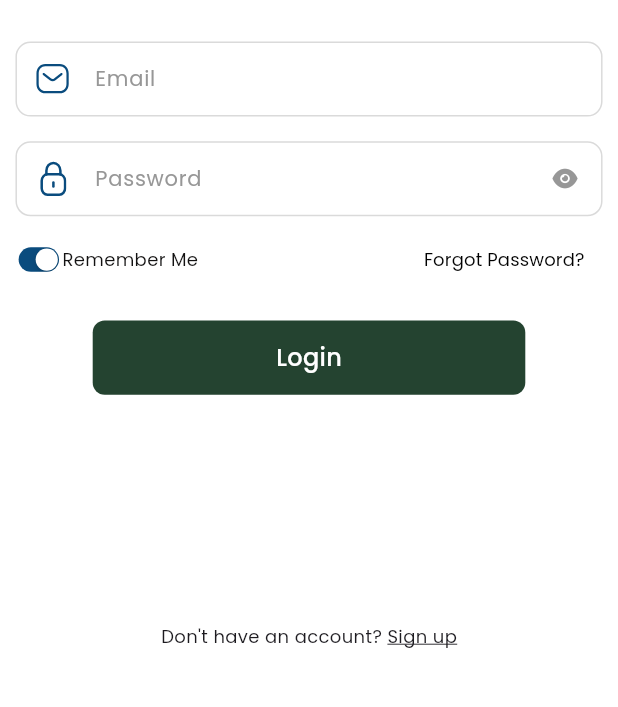
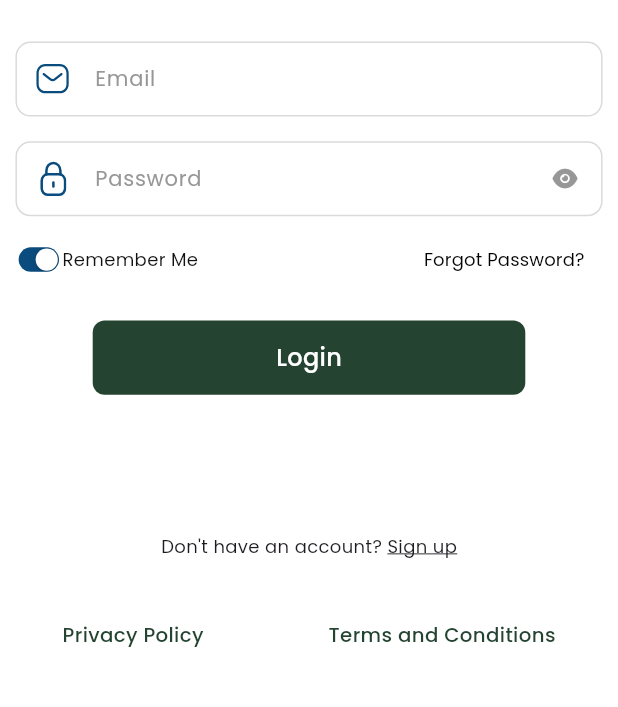
Before and after one commit to ajayphogat/Audition-App_Flutter, a Flutter app: the LoginPage screen opened by its route, on a phone screen of 412 x 824 dp, the part 463-1170 px from its top. Run offline on Flutter 3.47's test engine with Material 3 defaults, Android fonts, the phone set to English and light mode, and no system bars; drawn by our look-alikes of auto_size_text; our stand-ins replace audioplayers, blurrycontainer, cached_network_image, cloud_firestore, file_picker, firebase_auth and 16 more; missing offline and left inert: app_settings, flutter_paypal, video_thumbnail; accounts and stored records are empty; network calls fail; project files that could hold a hidden picture were left out.

Commit message:
privacy policy and TnC added

```diff
--- a/lib/bottomNavigation/bottomNavigationBar.dart
+++ b/lib/bottomNavigation/bottomNavigationBar.dart
@@ -69,7 +69,7 @@ class _BottomNavigationPageState extends State<BottomNavigationPage> {
       ),
       bottomNavigationBar: Container(
         width: screenWidth,
-        height: screenHeight * 0.07,
+        height: screenHeight * 0.075,
         margin: EdgeInsets.only(bottom: screenHeight * 0.01),
         // padding: EdgeInsets.symmetric(horizontal: screenWidth * 0.05),
         decoration: BoxDecoration(
--- a/lib/login/loginPage.dart
+++ b/lib/login/loginPage.dart
@@ -6,6 +6,7 @@ import 'package:first_app/customize/my_flutter_app_icons.dart';
 import 'package:first_app/login/forgotPassword.dart';
 import 'package:first_app/login/signUpPage.dart';
 import 'package:first_app/studio_code/sbottomNavigation/sbottomNavigationBar.dart';
+import 'package:first_app/webview_page/webview_page.dart';
 import 'package:flutter/cupertino.dart';
 import 'package:flutter/material.dart';
 import 'package:flutter_svg/flutter_svg.dart';
@@ -463,6 +464,56 @@ class _LoginPageState extends State<LoginPage> {
                       ),
                     ],
                   ),
+                  SizedBox(height: screenHeight * 0.05),
+                  Row(
+                        mainAxisAlignment: MainAxisAlignment.spaceAround,
+                        children: [
+                          InkWell(
+                            onTap: () {
+                              Navigator.push(
+                                context,
+                                MaterialPageRoute(
+                                  builder: (context) => const WebViewPage(
+                                    pageName: "Privacy Policy",
+                                    url:
+                                        "https://www.freeprivacypolicy.com/live/8174feee-02be-4b05-8785-3091a5c15ce1",
+                                  ),
+                                ),
+                              );
+                            },
+                            child: Text(
+                              "Privacy Policy",
+                              style: TextStyle(
+                                color: greenColor,
+                                fontSize: screenHeight * 0.016,
+                                fontWeight: FontWeight.w500,
+                              ),
+                            ),
+                          ),
+                          InkWell(
+                            onTap: () {
+                              Navigator.push(
+                                context,
+                                MaterialPageRoute(
+                                  builder: (context) => const WebViewPage(
+                                    pageName: "Terms and Conditions",
+                                    url:
+                                        "https://www.termsandconditionsgenerator.com/live.php?token=sAHVs2VCzqHRjIJbeoOsixtWdwjMNjiK",
+                                  ),
+                                ),
+                              );
+                            },
+                            child: Text(
+                              "Terms and Conditions",
+                              style: TextStyle(
+                                color: greenColor,
+                                fontSize: screenHeight * 0.016,
+                                fontWeight: FontWeight.w500,
+                              ),
+                            ),
+                          ),
+                        ],
+                      ),
                   SizedBox(height: screenHeight * 0.1),
                 ],
               ),
```
Also changed, not shown: lib/pages/myProfilePages/myProfilePage.dart (+74 -76 lines), lib/webview_page/webview_page.dart (added, +38 -0 lines).
